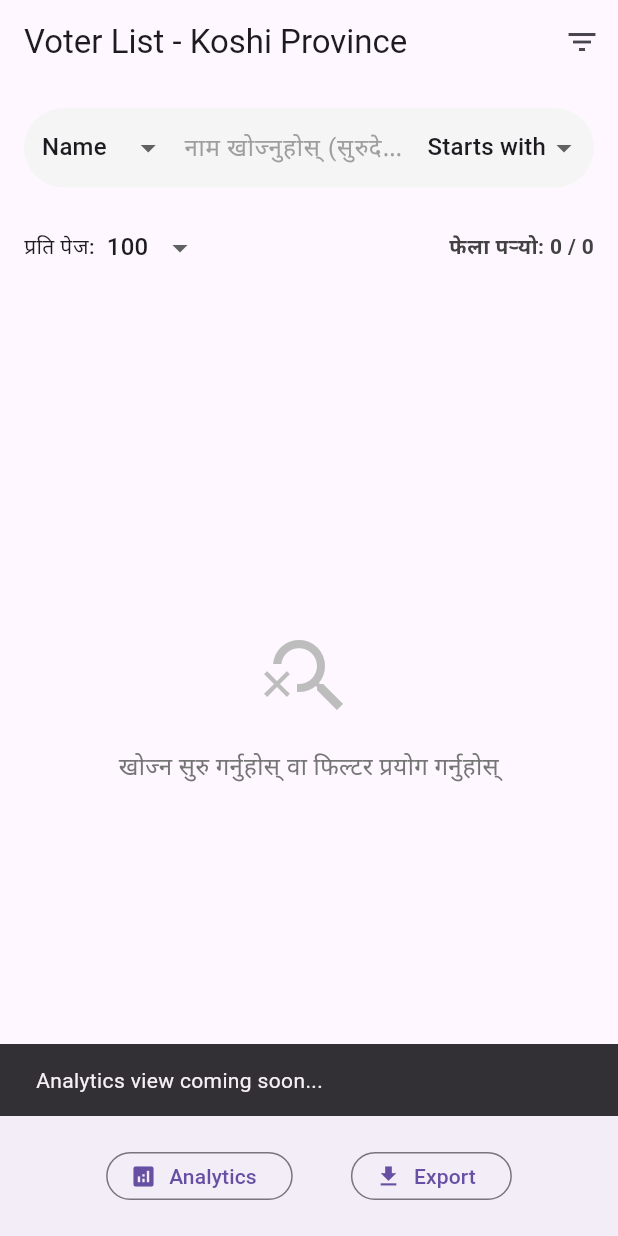
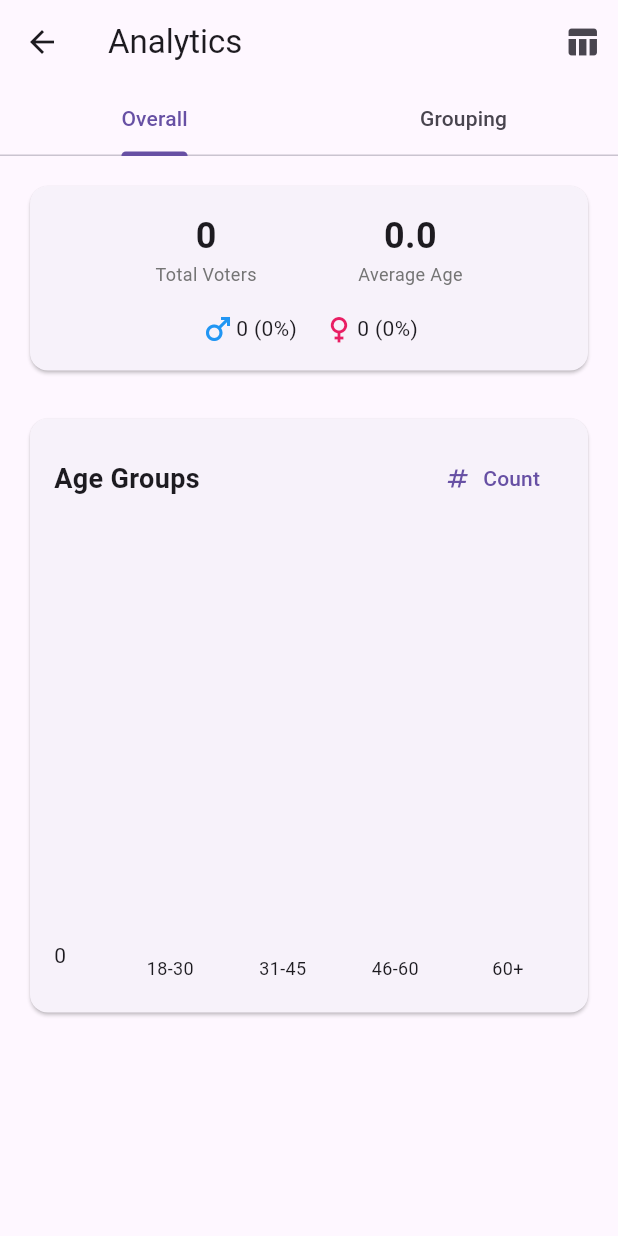
Before and after one commit to uniqueggamal/voter_list_app, a Flutter app: the screen it shows after launch, after a tap on "Analytics", on a phone screen of 412 x 824 dp. Run offline on Flutter 3.47's test engine with Material 3 defaults, Android fonts, the phone set to English and light mode, and no system bars; drawn by our look-alikes of fl_chart; our stand-ins replace flutter_riverpod, open_file, pdf, sqflite; missing offline and left inert: excel; accounts and stored records are empty.

Commit message:
major change 1

```diff
--- a/lib/providers/voter_provider.dart
+++ b/lib/providers/voter_provider.dart
@@ -159,7 +159,7 @@ class VoterNotifier extends StateNotifier<VoterState> {
       // Apply search filtering in memory if query exists
       List<Voter> filteredVoters = allVoters;
       if (filter.searchQuery?.isNotEmpty == true) {
-        final queryNorm = normalizeNepali(filter.searchQuery);
+        final queryNorm = normalizeForSearch(filter.searchQuery);
         final effectiveField = field ?? filter.searchField ?? SearchField.name;
         final effectiveMatchMode =
             matchMode ?? filter.searchMatchMode ?? SearchMatchMode.startsWith;
@@ -168,7 +168,7 @@ class VoterNotifier extends StateNotifier<VoterState> {
           final value = effectiveField == SearchField.voterId
               ? v.voterId
               : v.nameNepali;
-          final valueNorm = normalizeNepali(value);
+          final valueNorm = normalizeForSearch(value);
           final matches = effectiveMatchMode == SearchMatchMode.startsWith
               ? valueNorm.startsWith(queryNorm)
               : valueNorm.contains(queryNorm);
@@ -333,7 +333,7 @@ class VoterNotifier extends StateNotifier<VoterState> {
 
     // Apply search filtering in memory if query exists
     if (effectiveFilter.searchQuery?.isNotEmpty == true) {
-      final queryNorm = normalizeNepali(effectiveFilter.searchQuery);
+      final queryNorm = normalizeForSearch(effectiveFilter.searchQuery);
       final effectiveField = effectiveFilter.searchField ?? SearchField.name;
       final effectiveMatchMode =
           effectiveFilter.searchMatchMode ?? SearchMatchMode.startsWith;
@@ -342,7 +342,7 @@ class VoterNotifier extends StateNotifier<VoterState> {
         final value = effectiveField == SearchField.voterId
             ? v.voterId
             : v.nameNepali;
-        final valueNorm = normalizeNepali(value);
+        final valueNorm = normalizeForSearch(value);
         return effectiveMatchMode == SearchMatchMode.startsWith
             ? valueNorm.startsWith(queryNorm)
             : valueNorm.contains(queryNorm);
--- /dev/null
+++ b/lib/screens/analytics_screen.dart
@@ -0,0 +1,357 @@
+import 'package:flutter/material.dart';
+import 'package:flutter_riverpod/flutter_riverpod.dart';
+import 'package:fl_chart/fl_chart.dart';
+import '../providers/voter_provider.dart';
+import '../providers/filter_provider.dart';
+
+class AnalyticsScreen extends ConsumerStatefulWidget {
+  const AnalyticsScreen({super.key});
+
+  @override
+  ConsumerState<AnalyticsScreen> createState() => _AnalyticsScreenState();
+}
+
+class _AnalyticsScreenState extends ConsumerState<AnalyticsScreen>
+    with SingleTickerProviderStateMixin {
+  late TabController _tabController;
+  bool _showPercentages = false;
+  String _groupBy = 'province';
+
+  @override
+  void initState() {
+    super.initState();
+    _tabController = TabController(length: 2, vsync: this);
+  }
+
+  @override
+  void dispose() {
+    _tabController.dispose();
+    super.dispose();
+  }
+
+  @override
+  Widget build(BuildContext context) {
+    final analyticsAsync = ref.watch(analyticsDataProvider);
+    final totalCountAsync = ref.watch(totalVoterCountProvider);
+
+    return Scaffold(
+      appBar: AppBar(
+        title: const Text('Analytics'),
+        actions: [
+          IconButton(
+            icon: const Icon(Icons.table_chart),
+            tooltip: 'Export as Excel',
+            onPressed: _exportAsExcel,
+          ),
+        ],
+        bottom: TabBar(
+          controller: _tabController,
+          tabs: const [
+            Tab(text: 'Overall'),
+            Tab(text: 'Grouping'),
+          ],
+        ),
+      ),
+      body: TabBarView(
+        controller: _tabController,
+        children: [
+          // Overall Analytics Tab
+          SingleChildScrollView(
+            padding: const EdgeInsets.all(16),
+            child: analyticsAsync.when(
+              loading: () => const Center(child: CircularProgressIndicator()),
+              error: (error, stack) => Center(child: Text('Error: $error')),
+              data: (data) => _buildOverallAnalytics(data, totalCountAsync),
+            ),
+          ),
+          // Grouping Analytics Tab
+          SingleChildScrollView(
+            padding: const EdgeInsets.all(16),
+            child: analyticsAsync.when(
+              loading: () => const Center(child: CircularProgressIndicator()),
+              error: (error, stack) => Center(child: Text('Error: $error')),
+              data: (data) => _buildGroupingAnalytics(data),
+            ),
+          ),
+        ],
+      ),
+    );
+  }
+
+  Widget _buildOverallAnalytics(
+    Map<String, dynamic> data,
+    AsyncValue<int> totalCountAsync,
+  ) {
+    final totalVoters = totalCountAsync.maybeWhen(
+      data: (count) => count,
+      orElse: () => 0,
+    );
+
+    final maleCount = data['male_count'] ?? 0;
+    final femaleCount = data['female_count'] ?? 0;
+    final avgAge = data['avg_age'] ?? 0.0;
+    final ageGroups = data['age_groups'] as Map<String, dynamic>? ?? {};
+
+    return Column(
+      crossAxisAlignment: CrossAxisAlignment.start,
+      children: [
+        // Header Stats
+        Card(
+          child: Padding(
+            padding: const EdgeInsets.all(16),
+            child: Column(
+              children: [
+                Row(
+                  mainAxisAlignment: MainAxisAlignment.spaceEvenly,
+                  children: [
+                    _buildStatCard('Total Voters', totalVoters.toString()),
+                    _buildStatCard('Average Age', avgAge.toStringAsFixed(1)),
+                  ],
+                ),
+                const SizedBox(height: 16),
+                Row(
+                  mainAxisAlignment: MainAxisAlignment.center,
+                  children: [_buildGenderRatio(maleCount, femaleCount)],
+                ),
+              ],
+            ),
+          ),
+        ),
+
+        const SizedBox(height: 24),
+
+        // Age Groups Chart
+        Card(
+          child: Padding(
+            padding: const EdgeInsets.all(16),
+            child: Column(
+              crossAxisAlignment: CrossAxisAlignment.start,
+              children: [
+                Row(
+                  mainAxisAlignment: MainAxisAlignment.spaceBetween,
+                  children: [
+                    const Text(
+                      'Age Groups',
+                      style: TextStyle(
+                        fontSize: 18,
+                        fontWeight: FontWeight.bold,
+                      ),
+                    ),
+                    TextButton.icon(
+                      icon: Icon(
+                        _showPercentages ? Icons.percent : Icons.numbers,
+                      ),
+                      label: Text(_showPercentages ? 'Percent' : 'Count'),
+                      onPressed: () =>
+                          setState(() => _showPercentages = !_showPercentages),
+                    ),
+                  ],
+                ),
+                const SizedBox(height: 16),
+                SizedBox(
+                  height: 300,
+                  child: BarChart(
+                    BarChartData(
+                      alignment: BarChartAlignment.spaceAround,
+                      maxY: _showPercentages
+                          ? 100
+                          : (ageGroups.values.isEmpty
+                                ? 0
+                                : ageGroups.values
+                                      .reduce((a, b) => a > b ? a : b)
+                                      .toDouble()),
+                      barGroups: _buildAgeGroupBars(ageGroups),
+                      titlesData: FlTitlesData(
+                        show: true,
+                        bottomTitles: AxisTitles(
+                          sideTitles: SideTitles(
+                            showTitles: true,
+                            getTitlesWidget: (value, meta) {
+                              const ageRanges = [
+                                '18-30',
+                                '31-45',
+                                '46-60',
+                                '60+',
+                              ];
+                              if (value.toInt() < ageRanges.length) {
+                                return Text(
+                                  ageRanges[value.toInt()],
+                                  style: const TextStyle(fontSize: 12),
+                                );
+                              }
+                              return const Text('');
+                            },
+                          ),
+                        ),
+                        leftTitles: AxisTitles(
+                          sideTitles: SideTitles(
+                            showTitles: true,
+                            reservedSize: 40,
+                            getTitlesWidget: (value, meta) {
+                              return Text(
+                                _showPercentages
+                                    ? '${value.toInt()}%'
+                                    : value.toInt().toString(),
+                              );
+                            },
+                          ),
+                        ),
+                        topTitles: AxisTitles(
+                          sideTitles: SideTitles(showTitles: false),
+                        ),
+                        rightTitles: AxisTitles(
+                          sideTitles: SideTitles(showTitles: false),
+                        ),
+                      ),
+                      gridData: FlGridData(show: false),
+                      borderData: FlBorderData(show: false),
+                    ),
+                  ),
+                ),
+              ],
+            ),
+          ),
+        ),
+      ],
+    );
+  }
+
+  Widget _buildGroupingAnalytics(Map<String, dynamic> data) {
+    final groupedData = data['grouped_data'] as Map<String, dynamic>? ?? {};
+
+    return Column(
+      crossAxisAlignment: CrossAxisAlignment.start,
+      children: [
+        // Group By Dropdown
+        Card(
+          child: Padding(
+            padding: const EdgeInsets.all(16),
+            child: DropdownButtonFormField<String>(
+              value: _groupBy,
+              decoration: const InputDecoration(labelText: 'Group By'),
+              items: const [
+                DropdownMenuItem(value: 'province', child: Text('Province')),
+                DropdownMenuItem(value: 'district', child: Text('District')),
+                DropdownMenuItem(
+                  value: 'municipality',
+                  child: Text('Municipality'),
+                ),
+                DropdownMenuItem(value: 'ward', child: Text('Ward')),
+                DropdownMenuItem(value: 'booth', child: Text('Booth')),
+              ],
+              onChanged: (value) {
+                if (value != null) {
+                  setState(() => _groupBy = value);
+                  // Trigger reload with new groupBy
+                  ref.read(voterProvider.notifier).state = ref
+                      .read(voterProvider)
+                      .copyWith(groupBy: value);
+                  ref.invalidate(analyticsDataProvider);
+                }
+              },
+            ),
+          ),
+        ),
+
+        const SizedBox(height: 16),
+
+        // Grouped Stats
+        ...groupedData.entries.map((entry) {
+          final groupName = entry.key;
+          final stats = entry.value as Map<String, dynamic>;
+          final count = stats['count'] ?? 0;
+          final maleCount = stats['male_count'] ?? 0;
+          final femaleCount = stats['female_count'] ?? 0;
+          final avgAge = stats['avg_age'] ?? 0.0;
+
+          return Card(
+            margin: const EdgeInsets.only(bottom: 8),
+            child: Padding(
+              padding: const EdgeInsets.all(16),
+              child: Column(
+                crossAxisAlignment: CrossAxisAlignment.start,
+                children: [
+                  Text(
+                    groupName,
+                    style: const TextStyle(
+                      fontSize: 16,
+                      fontWeight: FontWeight.bold,
+                    ),
+                  ),
+                  const SizedBox(height: 8),
+                  Row(
+                    mainAxisAlignment: MainAxisAlignment.spaceEvenly,
+                    children: [
+                      _buildStatCard('Total', count.toString()),
+                      _buildStatCard('Avg Age', avgAge.toStringAsFixed(1)),
+                      _buildGenderRatio(maleCount, femaleCount),
+                    ],
+                  ),
+                ],
+              ),
+            ),
+          );
+        }),
+      ],
+    );
+  }
+
+  Widget _buildStatCard(String label, String value) {
+    return Column(
+      children: [
+        Text(
+          value,
+          style: const TextStyle(fontSize: 24, fontWeight: FontWeight.bold),
+        ),
+        Text(label, style: TextStyle(color: Colors.grey[600], fontSize: 12)),
+      ],
+    );
+  }
+
+  Widget _buildGenderRatio(int maleCount, int femaleCount) {
+    final total = maleCount + femaleCount;
+    final malePercent = total > 0 ? (maleCount / total * 100).round() : 0;
+    final femalePercent = total > 0 ? (femaleCount / total * 100).round() : 0;
+
+    return Row(
+      children: [
+        Icon(Icons.male, color: Colors.blue),
+        Text('$maleCount ($malePercent%)'),
+        const SizedBox(width: 16),
+        Icon(Icons.female, color: Colors.pink),
+        Text('$femaleCount ($femalePercent%)'),
+      ],
+    );
+  }
+
+  List<BarChartGroupData> _buildAgeGroupBars(Map<String, dynamic> ageGroups) {
+    const ageRanges = ['18-30', '31-45', '46-60', '60+'];
+    final bars = <BarChartGroupData>[];
+
+    for (int i = 0; i < ageRanges.length; i++) {
+      final range = ageRanges[i];
+      final count = ageGroups[range] ?? 0;
+      final value = _showPercentages && ageGroups.values.isNotEmpty
+          ? (count / ageGroups.values.reduce((a, b) => a + b) * 100)
+          : count.toDouble();
+
+      bars.add(
+        BarChartGroupData(
+          x: i,
+          barRods: [BarChartRodData(toY: value, color: Colors.blue, width: 20)],
+        ),
+      );
+    }
+
+    return bars;
+  }
+
+  Future<void> _exportAsExcel() async {
+    // TODO: Implement Excel export for analytics data
+    if (mounted) {
+      ScaffoldMessenger.of(context).showSnackBar(
+        const SnackBar(content: Text('Excel export coming soon...')),
+      );
+    }
+  }
+}
--- a/lib/screens/home_screen.dart
+++ b/lib/screens/home_screen.dart
@@ -7,6 +7,8 @@ import '../providers/voter_search_provider.dart';
 import '../models/search_params.dart';
 import '../widgets/filter_panel_widget.dart';
 import '../screens/voter_detail_screen.dart';
+import '../screens/analytics_screen.dart';
+import '../widgets/export_dialog.dart';
 
 class HomeScreen extends ConsumerStatefulWidget {
   const HomeScreen({super.key});
@@ -417,10 +419,9 @@ class _HomeScreenState extends ConsumerState<HomeScreen> {
                 icon: const Icon(Icons.analytics),
                 label: const Text('Analytics'),
                 onPressed: () {
-                  ScaffoldMessenger.of(context).showSnackBar(
-                    const SnackBar(
-                      content: Text('Analytics view coming soon...'),
-                    ),
+                  Navigator.push(
+                    context,
+                    MaterialPageRoute(builder: (_) => const AnalyticsScreen()),
                   );
                 },
               ),
@@ -428,10 +429,9 @@ class _HomeScreenState extends ConsumerState<HomeScreen> {
                 icon: const Icon(Icons.download),
                 label: const Text('Export'),
                 onPressed: () {
-                  ScaffoldMessenger.of(context).showSnackBar(
-                    const SnackBar(
-                      content: Text('Export feature coming soon...'),
-                    ),
+                  showDialog(
+                    context: context,
+                    builder: (_) => const ExportDialog(),
                   );
                 },
               ),
--- a/pubspec.yaml
+++ b/pubspec.yaml
@@ -45,6 +45,9 @@ dependencies:
   pdf: ^3.10.4
   printing: ^5.12.0
 
+  # Charts
+  fl_chart: ^0.66.1
+
   # State management
   provider: ^6.1.1
   flutter_riverpod: ^2.4.9
@@ -54,6 +57,7 @@ dependencies:
   # Search and transliteration
   flutter_typeahead: ^5.0.2
   transliteration: ^0.0.6
+  characters: ^1.3.0
 
   # Utilities
   intl: ^0.19.0
```
Also changed, not shown: lib/helpers/database_helper.dart (+23 -7 lines), lib/helpers/text_helper.dart (+9 -0 lines), lib/widgets/export_dialog.dart (added, +240 -0 lines), pubspec.lock.
